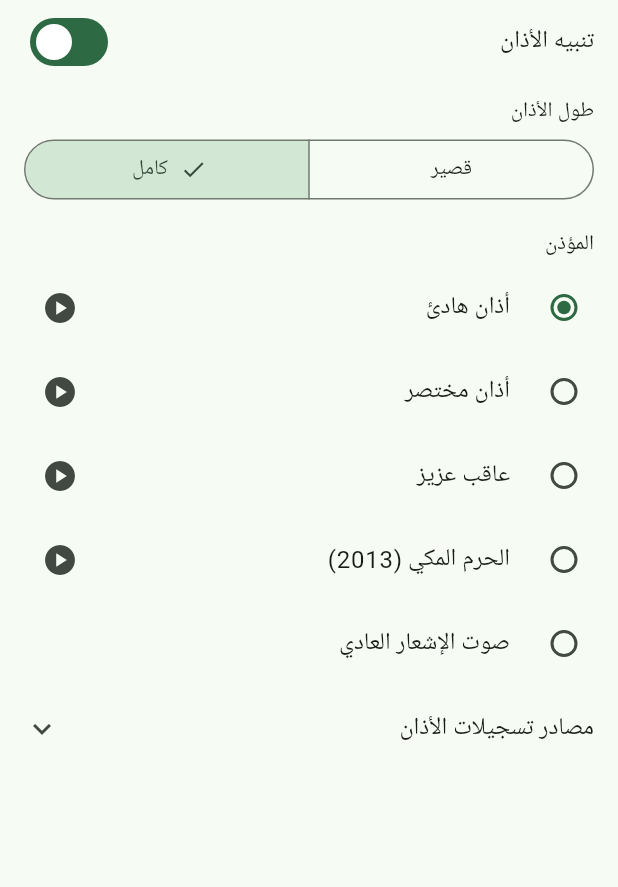
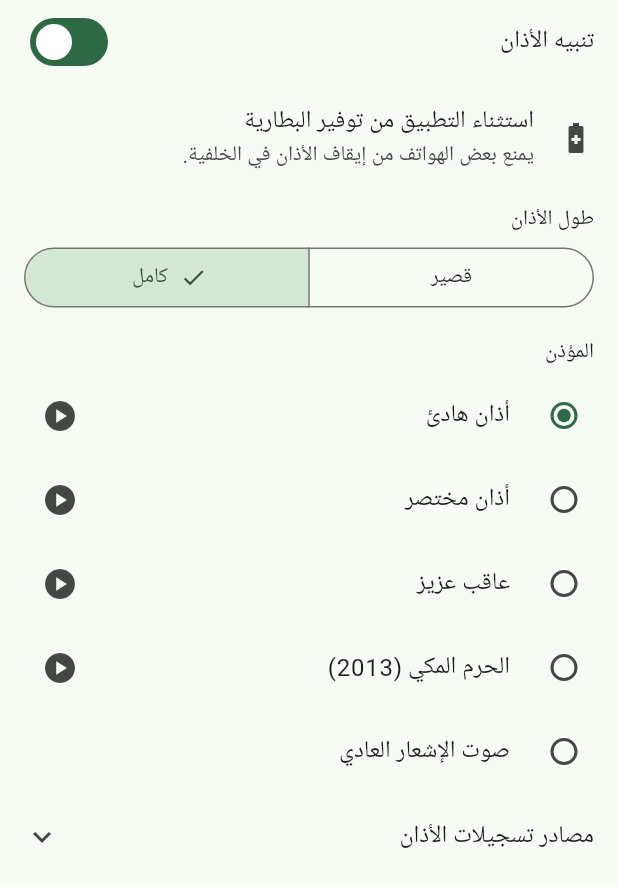
Before and after one commit to mohamedal2min-u/kansafra-mosque-app, a Flutter app: the SettingsScreen widget shown alone on an empty page, opened directly, after a tap on "كامل", on a phone screen of 412 x 824 dp. Shown: the top 887 px of the screen. Run offline on Flutter 3.47's test engine with Material 3 defaults, Android fonts, the phone set to English and light mode, and no system bars; our stand-ins replace adhan, flutter_local_notifications, google_sign_in, hijri, just_audio, permission_handler and 2 more; accounts and stored records are empty; statements that could not run were skipped.

Commit message:
Adhan works with screen off: alarm category/volume, exact alarms, permission card and battery exemption in settings
Co-Authored-By: Claude Sonnet 5.5 <noreply@anthropic.com>
Claude-Session: https://claude.ai/code/session_01XkGBCwJKScyzzPNe4HDGLL

```diff
--- a/lib/screens/settings_screen.dart
+++ b/lib/screens/settings_screen.dart
@@ -11,7 +11,8 @@ class SettingsScreen extends StatefulWidget {
   State<SettingsScreen> createState() => _SettingsScreenState();
 }
 
-class _SettingsScreenState extends State<SettingsScreen> {
+class _SettingsScreenState extends State<SettingsScreen> with WidgetsBindingObserver {
+  AdhanPermissions? _perm;
   AdhanChoice _choice = AdhanChoice(adhanVoices.first, false);
   bool _enabled = true;
   AudioPlayer? _player; // يُنشأ عند أول استماع فقط
@@ -20,6 +21,8 @@ class _SettingsScreenState extends State<SettingsScreen> {
   @override
   void initState() {
     super.initState();
+    WidgetsBinding.instance.addObserver(this);
+    _loadPerm();
     () async {
       final c = await AppSettings.adhanChoice();
       final e = await AppSettings.adhanEnabled();
@@ -27,8 +30,20 @@ class _SettingsScreenState extends State<SettingsScreen> {
     }();
   }
 
+  Future<void> _loadPerm() async {
+    final p = await AdhanService.instance.permissions();
+    if (mounted) setState(() => _perm = p);
+  }
+
+  // عند الرجوع من إعدادات الهاتف نحدّث الحالة.
+  @override
+  void didChangeAppLifecycleState(AppLifecycleState state) {
+    if (state == AppLifecycleState.resumed) _loadPerm();
+  }
+
   @override
   void dispose() {
+    WidgetsBinding.instance.removeObserver(this);
     _player?.dispose();
     super.dispose();
   }
@@ -59,7 +74,33 @@ class _SettingsScreenState extends State<SettingsScreen> {
   @override
   Widget build(BuildContext context) {
     final selected = _choice.voice?.id ?? 'default';
+    final perm = _perm;
     return ListView(children: [
+      if (perm != null && !perm.ok)
+        Card(
+          color: Theme.of(context).colorScheme.errorContainer,
+          margin: const EdgeInsets.all(12),
+          child: Padding(
+            padding: const EdgeInsets.all(12),
+            child: Column(crossAxisAlignment: CrossAxisAlignment.start, children: [
+              Text('الأذان لن يعمل والتطبيق مغلق حتى تفعّل:',
+                  style: Theme.of(context).textTheme.titleSmall),
+              const SizedBox(height: 8),
+              if (!perm.notifications)
+                OutlinedButton.icon(
+                  onPressed: () async { await AdhanService.instance.enableNotifications(); _loadPerm(); },
+                  icon: const Icon(Icons.notifications_active),
+                  label: const Text('تفعيل الإشعارات'),
+                ),
+              if (!perm.exactAlarms)
+                OutlinedButton.icon(
+                  onPressed: () async { await AdhanService.instance.enableExactAlarms(); _loadPerm(); },
+                  icon: const Icon(Icons.alarm_on),
+                  label: const Text('السماح بالتنبيهات في وقتها الدقيق'),
+                ),
+            ]),
+          ),
+        ),
       SwitchListTile(
         title: const Text('تنبيه الأذان'),
         value: _enabled,
@@ -68,6 +109,12 @@ class _SettingsScreenState extends State<SettingsScreen> {
           await AppSettings.setAdhanEnabled(v);
           await AdhanService.instance.scheduleAll(force: true);
         },
+      ),
+      ListTile(
+        leading: const Icon(Icons.battery_saver),
+        title: const Text('استثناء التطبيق من توفير البطارية'),
+        subtitle: const Text('يمنع بعض الهواتف من إيقاف الأذان في الخلفية.'),
+        onTap: () => AdhanService.instance.ignoreBatteryOptimizations(),
       ),
       const Padding(
         padding: EdgeInsets.fromLTRB(16, 8, 16, 4),
--- a/lib/services/adhan_service.dart
+++ b/lib/services/adhan_service.dart
@@ -1,4 +1,5 @@
 import 'package:flutter_local_notifications/flutter_local_notifications.dart';
+import 'package:permission_handler/permission_handler.dart';
 import 'package:shared_preferences/shared_preferences.dart';
 import 'package:timezone/data/latest.dart' as tzdata;
 import 'package:timezone/timezone.dart' as tz;
@@ -14,6 +15,35 @@ class AdhanService {
 
   static const _days = 7;
   final _plugin = FlutterLocalNotificationsPlugin();
+
+  /// حالة الأذونات المطلوبة لعمل الأذان والتطبيق مغلق (أندرويد فقط).
+  Future<AdhanPermissions> permissions() async {
+    final android = _plugin.resolvePlatformSpecificImplementation<AndroidFlutterLocalNotificationsPlugin>();
+    if (android == null) return const AdhanPermissions(true, true);
+    return AdhanPermissions(
+      await android.areNotificationsEnabled() ?? true,
+      await android.canScheduleExactNotifications() ?? true,
+    );
+  }
+
+  /// يطلب إذن الإشعارات، وإن كان مرفوضًا نهائيًا يفتح إعدادات التطبيق في الهاتف.
+  Future<void> enableNotifications() async {
+    final android = _plugin.resolvePlatformSpecificImplementation<AndroidFlutterLocalNotificationsPlugin>();
+    await android?.requestNotificationsPermission();
+    if (!(await permissions()).notifications) await openAppSettings();
+    await scheduleAll(force: true);
+  }
+
+  Future<void> enableExactAlarms() async {
+    final android = _plugin.resolvePlatformSpecificImplementation<AndroidFlutterLocalNotificationsPlugin>();
+    await android?.requestExactAlarmsPermission();
+    await scheduleAll(force: true);
+  }
+
+  /// استثناء التطبيق من توفير البطارية حتى لا يوقف النظام التنبيهات في الخلفية.
+  Future<void> ignoreBatteryOptimizations() async {
+    await Permission.ignoreBatteryOptimizations.request();
+  }
 
   Future<void> init() async {
     tzdata.initializeTimeZones();
@@ -75,6 +105,11 @@ class AdhanService {
               channelDescription: 'تنبيهات أوقات الصلاة',
               importance: Importance.max,
               priority: Priority.high,
+              // يُعامَل كمنبّه: يُسمَع بصوت المنبّه ويعمل والهاتف في وضع السكون.
+              category: AndroidNotificationCategory.alarm,
+              audioAttributesUsage: AudioAttributesUsage.alarm,
+              visibility: NotificationVisibility.public,
+              enableVibration: true,
               sound: sound.rawName == null
                   ? null
                   : RawResourceAndroidNotificationSound(sound.rawName),
@@ -89,3 +124,10 @@ class AdhanService {
     }
   }
 }
+
+class AdhanPermissions {
+  final bool notifications;
+  final bool exactAlarms;
+  const AdhanPermissions(this.notifications, this.exactAlarms);
+  bool get ok => notifications && exactAlarms;
+}
--- a/pubspec.yaml
+++ b/pubspec.yaml
@@ -20,6 +20,7 @@ dependencies:
   shared_preferences: ^2.5.6
   hijri: ^3.0.1
   google_sign_in: ^6.2.2
+  permission_handler: ^13.0.2
 dev_dependencies:
   flutter_test:
     sdk: flutter
```
Also changed, not shown: pubspec.lock, 1 other file.
